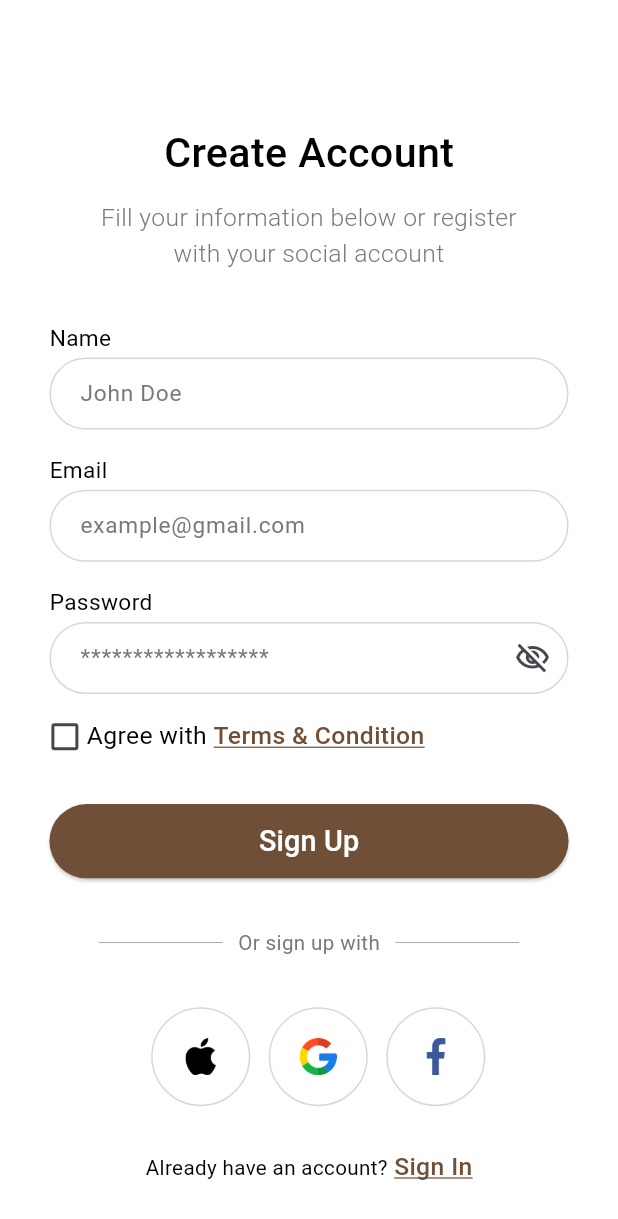
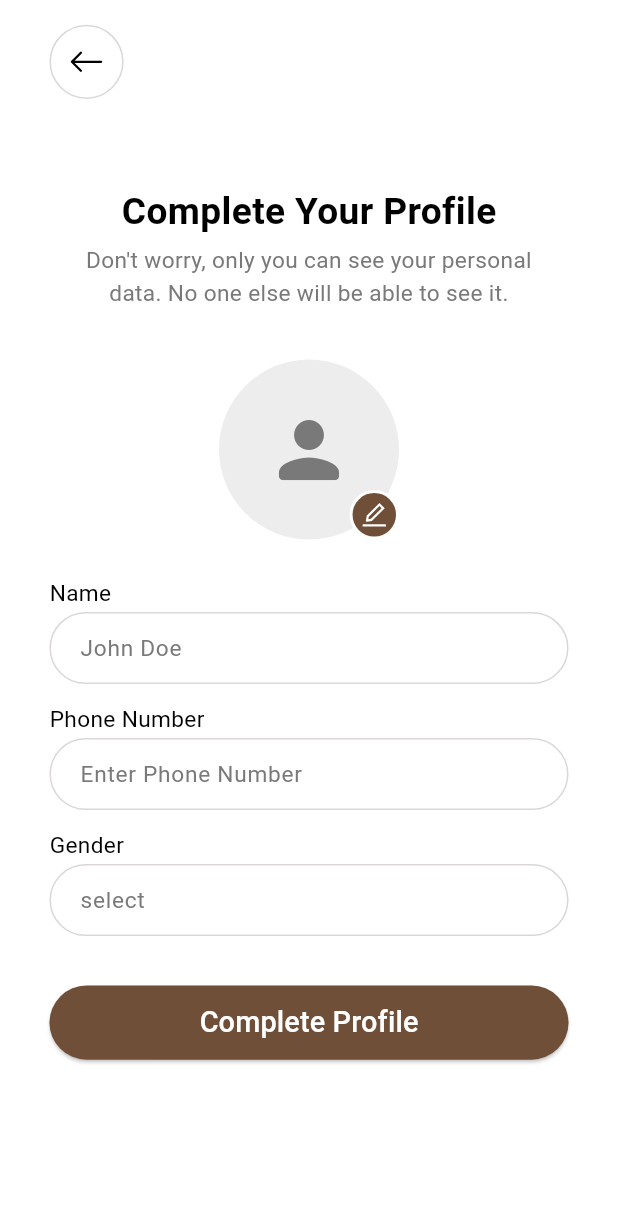
Before and after one commit to Shailesh-Tagadghar/ecommerce, a Flutter app: the Signup screen opened by its route, after a tap on "Sign Up", on a phone screen of 412 x 824 dp. Shown: the top 1219 px of the screen. Run offline on Flutter 3.47's test engine with Material 3 defaults, Android fonts, the phone set to English and light mode, and no system bars; our stand-ins replace connectivity_plus, firebase_core, flutter_easyloading, get, icons_plus, lottie and 1 more; accounts and stored records are empty; project files that could hold a hidden picture were left out.

Commit message:
user_detail screen UI Partial Complete

```diff
--- a/lib/Modules/Auth/sign_up.dart
+++ b/lib/Modules/Auth/sign_up.dart
@@ -168,7 +168,11 @@ class Signup extends StatelessWidget {
                       height: 6.h,
                       fontSize: 14,
                       weight: FontWeight.w500,
-                      action: () {},
+                      action: () {
+                        Get.toNamed(
+                          AppRoutes.userDetailScreen,
+                        );
+                      },
                     ),
                     SizedBox(
                       height: 4.h,
--- /dev/null
+++ b/lib/Modules/Auth/user_detail.dart
@@ -0,0 +1,232 @@
+import 'package:ecommerce/Modules/Auth/Widget/custom_button.dart';
+import 'package:ecommerce/Modules/Auth/Widget/custom_field.dart';
+import 'package:ecommerce/Modules/Auth/Widget/custom_text.dart';
+import 'package:ecommerce/Modules/Auth/auth_controller.dart';
+import 'package:ecommerce/Utils/Constants/color_constant.dart';
+import 'package:ecommerce/Utils/Constants/string_constant.dart';
+import 'package:flutter/material.dart';
+import 'package:get/get.dart';
+import 'package:icons_plus/icons_plus.dart';
+import 'package:sizer/sizer.dart';
+
+class UserDetail extends StatelessWidget {
+  UserDetail({super.key});
+
+  final AuthController authController = Get.put(AuthController());
+
+  final TextEditingController passwordController = TextEditingController();
+  final TextEditingController cnfpasswordController = TextEditingController();
+
+  @override
+  Widget build(BuildContext context) {
+    return Scaffold(
+      backgroundColor: ColorConstants.whiteColor,
+      appBar: AppBar(
+        backgroundColor: ColorConstants.whiteColor,
+        toolbarHeight: 10.h,
+        leadingWidth: 20.w,
+        leading: Container(
+          margin: EdgeInsets.only(left: 8.w),
+          decoration: BoxDecoration(
+            border: Border.all(color: ColorConstants.lightGrayColor, width: 1),
+            shape: BoxShape.circle,
+          ),
+          child: IconButton(
+            iconSize: 24,
+            icon: const Icon(
+              Bootstrap.arrow_left,
+              color: ColorConstants.blackColor,
+            ),
+            onPressed: () {
+              Get.back();
+            },
+          ),
+        ),
+      ),
+      body: Scaffold(
+        backgroundColor: ColorConstants.whiteColor,
+        body: Padding(
+          padding: EdgeInsets.only(
+            top: 2.h,
+            left: 4.w,
+            right: 4.w,
+            bottom: 2.h,
+          ),
+          child: SingleChildScrollView(
+            child: Column(
+              crossAxisAlignment: CrossAxisAlignment.start,
+              children: [
+                SizedBox(
+                  height: 3.h,
+                ),
+                const Align(
+                  child: CustomText(
+                    text: StringConstants.profiletext,
+                    color: ColorConstants.blackColor,
+                    fontSize: 18,
+                    weight: FontWeight.w600,
+                  ),
+                ),
+                SizedBox(
+                  height: 0.5.h,
+                ),
+                Padding(
+                  padding: EdgeInsets.only(
+                    left: 8.w,
+                    right: 8.w,
+                  ),
+                  child: const CustomText(
+                    text: StringConstants.userdisplaytext,
+                    color: ColorConstants.greyColor,
+                    fontSize: 11,
+                    weight: FontWeight.w400,
+                    textAlign: TextAlign.center,
+                  ),
+                ),
+                SizedBox(
+                  height: 4.h,
+                ),
+                Padding(
+                  padding: EdgeInsets.only(
+                    left: 4.w,
+                    right: 4.w,
+                  ),
+                  child: Column(
+                    crossAxisAlignment: CrossAxisAlignment.start,
+                    children: [
+                      Align(
+                        child: GestureDetector(
+                          onTap: () {
+                            showModalBottomSheet(
+                              context: context,
+                              builder: (context) => SizedBox(
+                                height: 150,
+                                child: Column(
+                                  children: [
+                                    ListTile(
+                                      leading: const Icon(Icons.photo_library),
+                                      title: const Text('Gallery'),
+                                      onTap: () {},
+                                    ),
+                                    ListTile(
+                                      leading: const Icon(Icons.camera_alt),
+                                      title: const Text('Camera'),
+                                      onTap: () {},
+                                    ),
+                                  ],
+                                ),
+                              ),
+                            );
+                          },
+                          child: Stack(
+                            alignment: Alignment.center,
+                            children: [
+                              CircleAvatar(
+                                radius: 60,
+                                backgroundColor: ColorConstants.background,
+                                child: Align(
+                                  alignment: Alignment.bottomRight,
+                                  child: Container(
+                                    height: 4.h,
+                                    width: 8.w,
+                                    decoration: BoxDecoration(
+                                      color: ColorConstants.rich,
+                                      borderRadius: BorderRadius.circular(100),
+                                      border: Border.all(
+                                        width: 2,
+                                        color: ColorConstants.whiteColor,
+                                      ),
+                                    ),
+                                    child: const Icon(
+                                      AntDesign.edit_outline,
+                                      color: ColorConstants.whiteColor,
+                                      size: 20,
+                                    ),
+                                  ),
+                                ),
+                              ),
+                              const Icon(
+                                Icons.person_rounded,
+                                color: ColorConstants.greyColor,
+                                size: 60,
+                              ),
+                            ],
+                          ),
+                        ),
+                      ),
+                      SizedBox(
+                        height: 3.h,
+                      ),
+                      const CustomText(
+                        text: StringConstants.namelabel,
+                        color: ColorConstants.blackColor,
+                        fontSize: 11,
+                        weight: FontWeight.w400,
+                      ),
+                      SizedBox(
+                        height: 0.2.h,
+                      ),
+                      const CustomField(
+                        hintText: StringConstants.name,
+                        fontSize: 11,
+                        hintTextColor: ColorConstants.greyColor,
+                        keyboardType: TextInputType.name,
+                      ),
+                      SizedBox(
+                        height: 1.5.h,
+                      ),
+                      const CustomText(
+                        text: StringConstants.phonelabel,
+                        color: ColorConstants.blackColor,
+                        fontSize: 11,
+                        weight: FontWeight.w400,
+                      ),
+                      SizedBox(
+                        height: 0.2.h,
+                      ),
+                      const CustomField(
+                        hintText: StringConstants.phone,
+                        fontSize: 11,
+                        hintTextColor: ColorConstants.greyColor,
+                        keyboardType: TextInputType.phone,
+                      ),
+                      SizedBox(
+                        height: 1.5.h,
+                      ),
+                      const CustomText(
+                        text: StringConstants.genderlabel,
+                        color: ColorConstants.blackColor,
+                        fontSize: 11,
+                        weight: FontWeight.w400,
+                      ),
+                      SizedBox(
+                        height: 0.2.h,
+                      ),
+                      const CustomField(
+                        hintText: StringConstants.gender,
+                        fontSize: 11,
+                        hintTextColor: ColorConstants.greyColor,
+                        keyboardType: TextInputType.name,
+                      ),
+                      SizedBox(
+                        height: 4.h,
+                      ),
+                      CustomButton(
+                        label: StringConstants.userBtntext,
+                        btnColor: ColorConstants.rich,
+                        height: 6.h,
+                        fontSize: 14,
+                        weight: FontWeight.w500,
+                        action: () {},
+                      ),
+                    ],
+                  ),
+                ),
+              ],
+            ),
+          ),
+        ),
+      ),
+    );
+  }
+}
--- a/lib/Routes/app_pages.dart
+++ b/lib/Routes/app_pages.dart
@@ -3,6 +3,7 @@
 import 'package:ecommerce/Modules/Auth/forgot_password.dart';
 import 'package:ecommerce/Modules/Auth/sign_in.dart';
 import 'package:ecommerce/Modules/Auth/sign_up.dart';
+import 'package:ecommerce/Modules/Auth/user_detail.dart';
 import 'package:ecommerce/Modules/Splash/splash_screen.dart';
 import 'package:ecommerce/Routes/app_routes.dart';
 import 'package:get/get.dart';
@@ -35,5 +36,9 @@ class AppPages {
         name: AppRoutes.forgotPassScreen,
         page: () => ForgotPassword(),
         transition: transition),
+    GetPage(
+        name: AppRoutes.userDetailScreen,
+        page: () => UserDetail(),
+        transition: transition),
   ];
 }
--- a/lib/Routes/app_routes.dart
+++ b/lib/Routes/app_routes.dart
@@ -6,4 +6,5 @@ class AppRoutes {
   static const signUpScreen = '/sign_up';
   static const signInScreen = '/sign_in';
   static const forgotPassScreen = '/forgot_pass';
+  static const userDetailScreen = '/user_detail';
 }
--- a/lib/Utils/Constants/asset_constant.dart
+++ b/lib/Utils/Constants/asset_constant.dart
@@ -40,6 +40,9 @@ class AssetConstant {
   static const String pd2 = '$globalImagePath/pd2.png';
   static const String pd3 = '$globalImagePath/pd3.png';
 
+  //profile images
+  static const String image = '$globalImagePath/editImage.png';
+
   ///
   /// Icons path declaration
   // static const String addImage = '$globalIconPath/add_image.png';   (example)
--- a/lib/Utils/Constants/string_constant.dart
+++ b/lib/Utils/Constants/string_constant.dart
@@ -32,6 +32,16 @@ class StringConstants {
   static const String forgotdisplaytext =
       'Your new password must be different from previosly used passwords.';
   static const String btntext = 'Create New Password';
+
+  //user detail screen
+  static const String profiletext = 'Complete Your Profile';
+  static const String userdisplaytext =
+      'Don\'t worry, only you can see your personal data. No one else will be able to see it.';
+  static const String phonelabel = 'Phone Number';
+  static const String phone = 'Enter Phone Number';
+  static const String genderlabel = 'Gender';
+  static const String gender = 'select';
+  static const String userBtntext = 'Complete Profile';
 }
 
 ///
```
Also changed, not shown: assets/images/editImage.png (added).
